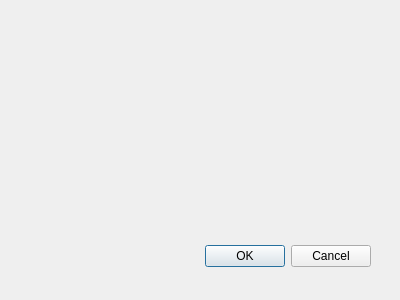
First picture: the form in edittask.ui, repository computerfr33k/To-Do-List-Manager, before the edit.
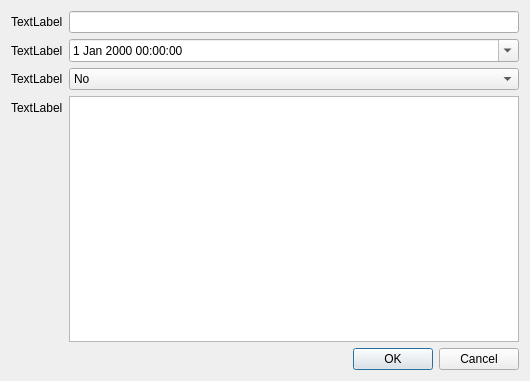
Second picture: the form after the edit.

```diff
--- a/edittask.ui
+++ b/edittask.ui
@@ -8,29 +8,87 @@
    <rect>
     <x>0</x>
     <y>0</y>
-    <width>400</width>
-    <height>300</height>
+    <width>530</width>
+    <height>381</height>
    </rect>
   </property>
   <property name="windowTitle">
    <string>Dialog</string>
   </property>
-  <widget class="QDialogButtonBox" name="buttonBox">
-   <property name="geometry">
-    <rect>
-     <x>30</x>
-     <y>240</y>
-     <width>341</width>
-     <height>32</height>
-    </rect>
-   </property>
-   <property name="orientation">
-    <enum>Qt::Horizontal</enum>
-   </property>
-   <property name="standardButtons">
-    <set>QDialogButtonBox::Cancel|QDialogButtonBox::Ok</set>
-   </property>
-  </widget>
+  <layout class="QGridLayout" name="gridLayout">
+   <item row="0" column="0">
+    <layout class="QFormLayout" name="formLayout">
+     <property name="fieldGrowthPolicy">
+      <enum>QFormLayout::AllNonFixedFieldsGrow</enum>
+     </property>
+     <item row="0" column="0">
+      <widget class="QLabel" name="label">
+       <property name="text">
+        <string>TextLabel</string>
+       </property>
+      </widget>
+     </item>
+     <item row="0" column="1">
+      <widget class="QLineEdit" name="lineEdit"/>
+     </item>
+     <item row="1" column="0">
+      <widget class="QLabel" name="label_2">
+       <property name="text">
+        <string>TextLabel</string>
+       </property>
+      </widget>
+     </item>
+     <item row="1" column="1">
+      <widget class="QDateTimeEdit" name="dateTimeEdit">
+       <property name="calendarPopup">
+        <bool>true</bool>
+       </property>
+      </widget>
+     </item>
+     <item row="2" column="0">
+      <widget class="QLabel" name="label_3">
+       <property name="text">
+        <string>TextLabel</string>
+       </property>
+      </widget>
+     </item>
+     <item row="2" column="1">
+      <widget class="QComboBox" name="comboBox">
+       <item>
+        <property name="text">
+         <string>No</string>
+        </property>
+       </item>
+       <item>
+        <property name="text">
+         <string>Yes</string>
+        </property>
+       </item>
+      </widget>
+     </item>
+     <item row="3" column="0">
+      <widget class="QLabel" name="label_4">
+       <property name="text">
+        <string>TextLabel</string>
+       </property>
+      </widget>
+     </item>
+     <item row="3" column="1">
+      <widget class="QTextEdit" name="textEdit"/>
+     </item>
+     <item row="4" column="1">
+      <widget class="QDialogButtonBox" name="buttonBox">
+       <property name="orientation">
+        <enum>Qt::Horizontal</enum>
+       </property>
+       <property name="standardButtons">
+        <set>QDialogButtonBox::Cancel|QDialogButtonBox::Ok</set>
+       </property>
+      </widget>
+     </item>
+    </layout>
+   </item>
+  </layout>
  </widget>
  <pixmapfunction/>
  <resources/>
```
Left out of the diff: 5 changed lines with no effect on the pictures.
